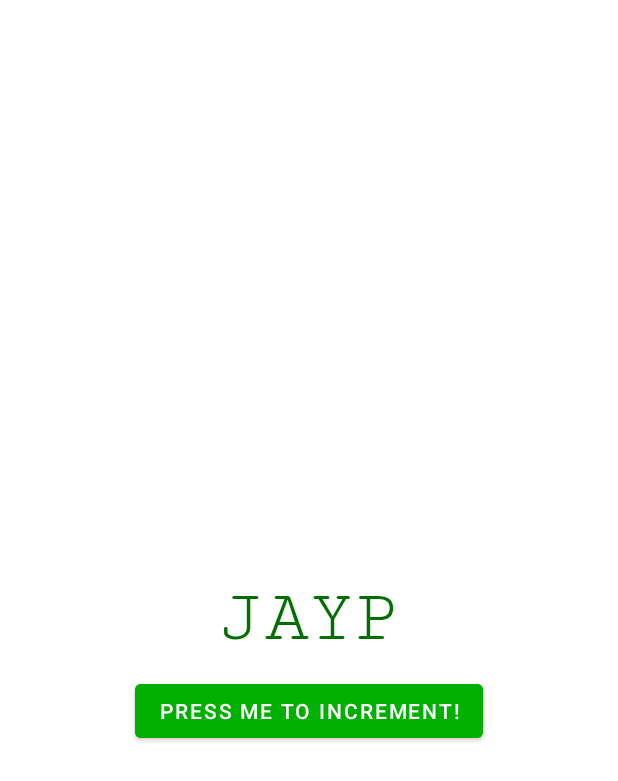
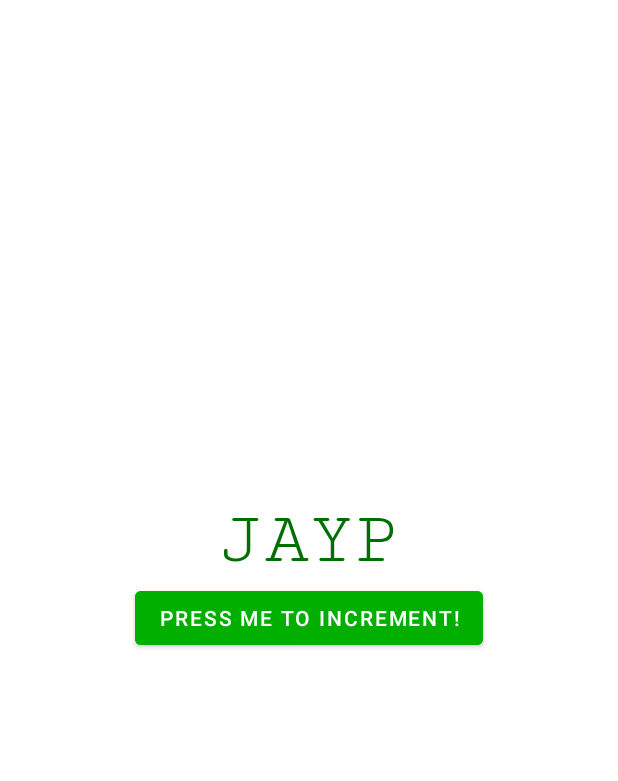
Before and after one commit to BetaGammaEpsilon-com/PlayboiKotlin, an Android app: the layout activity_dan.xml on its own in the app's theme, with its tools: preview values and no code run, on a phone screen of 412 x 824 dp. Shown: the top 781 px of the screen. Run offline under Robolectric (Android 15) with nearby library versions, the phone set to English and light mode, and no system bars.

Commit message:
Week 2 improvements thought we for sure can cover more ground this week

```diff
--- a/app/src/main/java/jayp/bge/playboikotlin/dan/DanMainViewState.kt
+++ b/app/src/main/java/jayp/bge/playboikotlin/dan/DanMainViewState.kt
@@ -1,5 +1,6 @@
 package jayp.bge.playboikotlin.dan
 
 data class DanMainViewState(
-    val buttonCount: Int = 0
+    val buttonCount: Int = 0,
+    val delayedMessage: String? = null
 )
--- a/app/src/main/res/layout/activity_dan.xml
+++ b/app/src/main/res/layout/activity_dan.xml
@@ -7,18 +7,17 @@
     tools:context=".dan.DanActivity">
 
     <TextView
-        android:id="@+id/dan_textview"
+        android:id="@+id/increment_textview"
         android:layout_width="wrap_content"
         android:layout_height="wrap_content"
         android:fontFamily="serif-monospace"
-        android:text="jayp"
+        android:text="@string/jayp"
         android:textAllCaps="true"
         android:textColor="#006F00"
-        android:textSize="50dp"
-        app:layout_constraintBottom_toBottomOf="parent"
+        android:textSize="50sp"
+        app:layout_constraintBottom_toTopOf="@id/increment_button"
         app:layout_constraintEnd_toEndOf="parent"
-        app:layout_constraintStart_toStartOf="parent"
-        app:layout_constraintTop_toTopOf="parent" />
+        app:layout_constraintStart_toStartOf="parent" />
 
     <Button
         android:id="@+id/increment_button"
@@ -26,10 +25,21 @@
         android:layout_height="wrap_content"
         android:layout_margin="10dp"
         android:backgroundTint="#00AF00"
-        android:text="press me to increment!"
+        android:text="@string/press_me_to_increment"
+        app:layout_constraintBottom_toBottomOf="parent"
         app:layout_constraintEnd_toEndOf="parent"
         app:layout_constraintStart_toStartOf="parent"
-        app:layout_constraintTop_toBottomOf="@id/dan_textview" />
+        app:layout_constraintTop_toTopOf="parent" />
 
+    <TextView
+        android:id="@+id/delayed_textview"
+        android:layout_width="wrap_content"
+        android:layout_height="wrap_content"
+        android:fontFamily="serif-monospace"
+        android:textColor="#006F00"
+        android:textSize="30sp"
+        app:layout_constraintEnd_toEndOf="parent"
+        app:layout_constraintStart_toStartOf="parent"
+        app:layout_constraintTop_toBottomOf="@id/increment_button" />
 
 </androidx.constraintlayout.widget.ConstraintLayout>
--- a/app/src/main/res/values/strings.xml
+++ b/app/src/main/res/values/strings.xml
@@ -1,4 +1,10 @@
 <resources>
     <string name="app_name">PlayboiKotlin</string>
     <string name="robbie">ROBBIE</string>
+    <string name="press_me_to_increment">press me to increment!</string>
+    <string name="jayp">jayp</string>
+    <string name="robbie_smells">robbie smells</string>
+    <string name="josh_button">Josh Button</string>
+    <string name="zeb_button">Zeb Button</string>
+    <string name="zeb_world">Zeb World!</string>
 </resources>
```
Also changed, not shown: app/src/main/java/jayp/bge/playboikotlin/MainActivity.kt (+0 -7 lines), app/src/main/java/jayp/bge/playboikotlin/dan/DanActivity.kt (+5 -3 lines), app/src/main/java/jayp/bge/playboikotlin/dan/DanMainViewModel.kt (+20 -5 lines), app/src/main/res/layout/activity_main.xml (+4 -5 lines).
